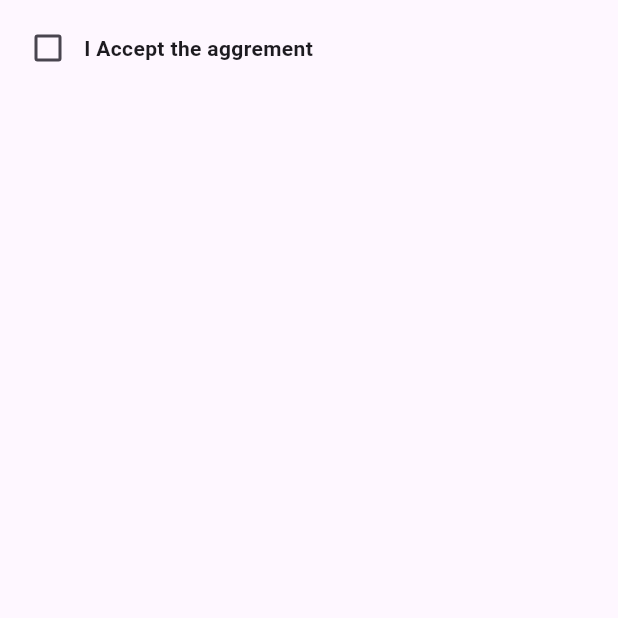
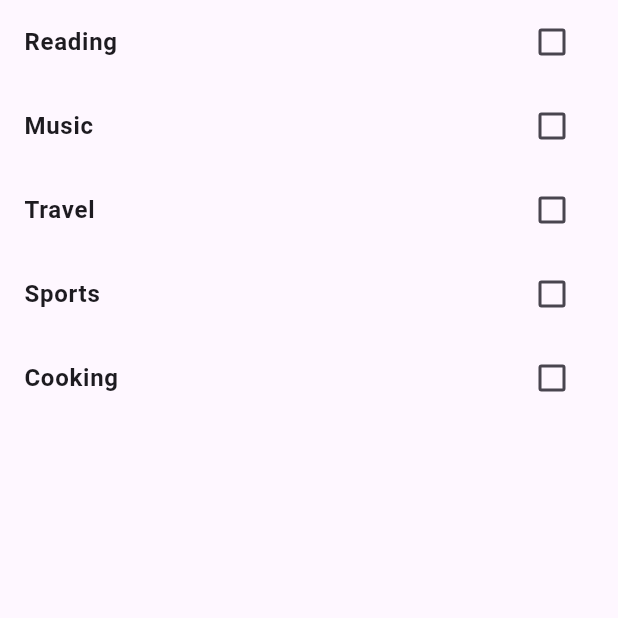
Before and after one commit to HosenShahadath/Flutter-complete-guide-course-documentation, a Flutter app: the screen it shows after launch, on a phone screen of 412 x 824 dp, the top half of it. Run offline on Flutter 3.47's test engine with Material 3 defaults, Android fonts, the phone set to English and light mode, and no system bars; our stand-ins replace cached_network_image, google_fonts.

```diff
--- a/lib/myapp.dart
+++ b/lib/myapp.dart
@@ -1,5 +1,5 @@
 import 'package:flutter/material.dart';
-import 'package:flutter_framework_practice/section%206/checkbox/checkbox.dart';
+import 'package:flutter_framework_practice/section%206/checkbox/checkbox%204.dart';
 
 class MyApp extends StatelessWidget {
   const MyApp({super.key});
@@ -8,7 +8,7 @@ class MyApp extends StatelessWidget {
   Widget build(BuildContext context) {
     return MaterialApp(
       debugShowCheckedModeBanner: false,
-      home: CheckBoxApp(),
+      home: CheckBoxApp4(),
     );
   }
 }
--- /dev/null
+++ b/lib/section 6/checkbox/checkbox 4.dart
@@ -0,0 +1,44 @@
+import 'package:flutter/material.dart';
+
+class CheckBoxApp4 extends StatefulWidget {
+  const CheckBoxApp4({super.key});
+
+  @override
+  State<CheckBoxApp4> createState() => _CheckBoxApp4State();
+}
+
+class _CheckBoxApp4State extends State<CheckBoxApp4> {
+  List<String> interests = [
+    'Reading',
+    'Music',
+    'Travel',
+    'Sports',
+    'Cooking'
+  ];
+
+  List<String> selectedInterests = [];
+
+  @override
+  Widget build(BuildContext context) {
+   return Scaffold(
+     body: ListView(
+       children: interests.map((String interest){
+         return CheckboxListTile(
+             title: Text(interest),
+             value: selectedInterests.contains(interest),
+             onChanged: (bool? value){
+               setState(() {
+                 if(value == true){
+                   if(!selectedInterests.contains(interest)){
+                     selectedInterests.add(interest);
+                   }
+                 }else{
+                   selectedInterests.remove(interest);
+                 }
+               });
+             });
+       }).toList(),
+     ),
+   );
+  }
+}
```
Also changed, not shown: lib/section 6/checkbox/checkbox 2.dart (added, +38 -0 lines), lib/section 6/checkbox/checkbox 3.dart (added, +33 -0 lines).
